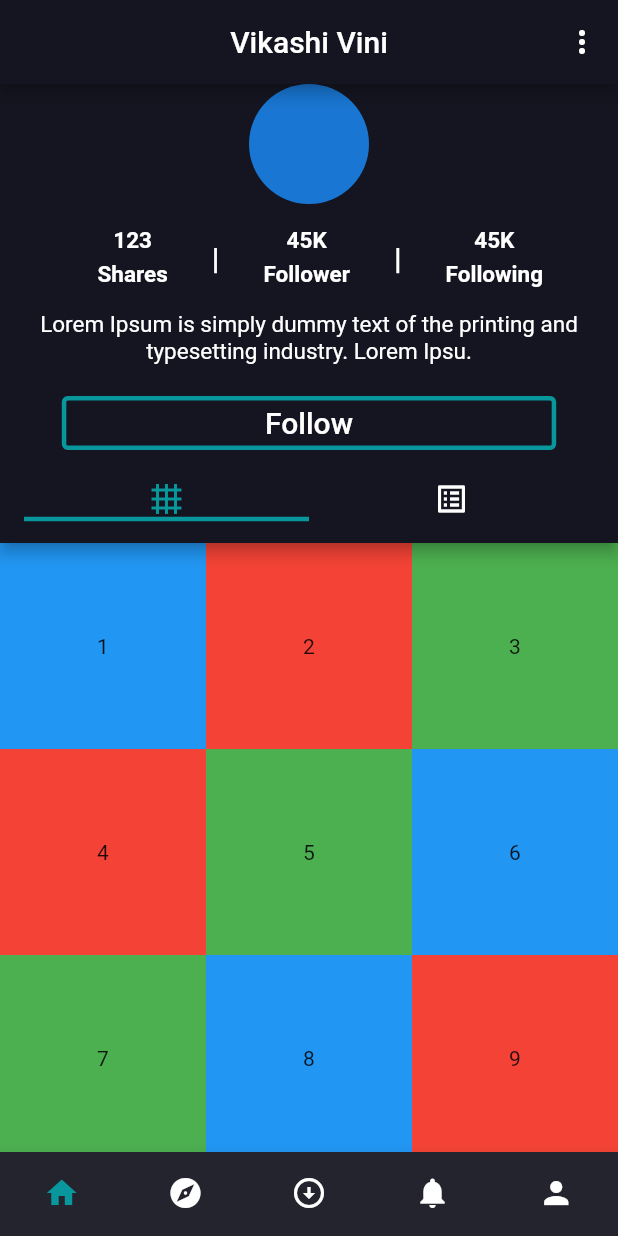
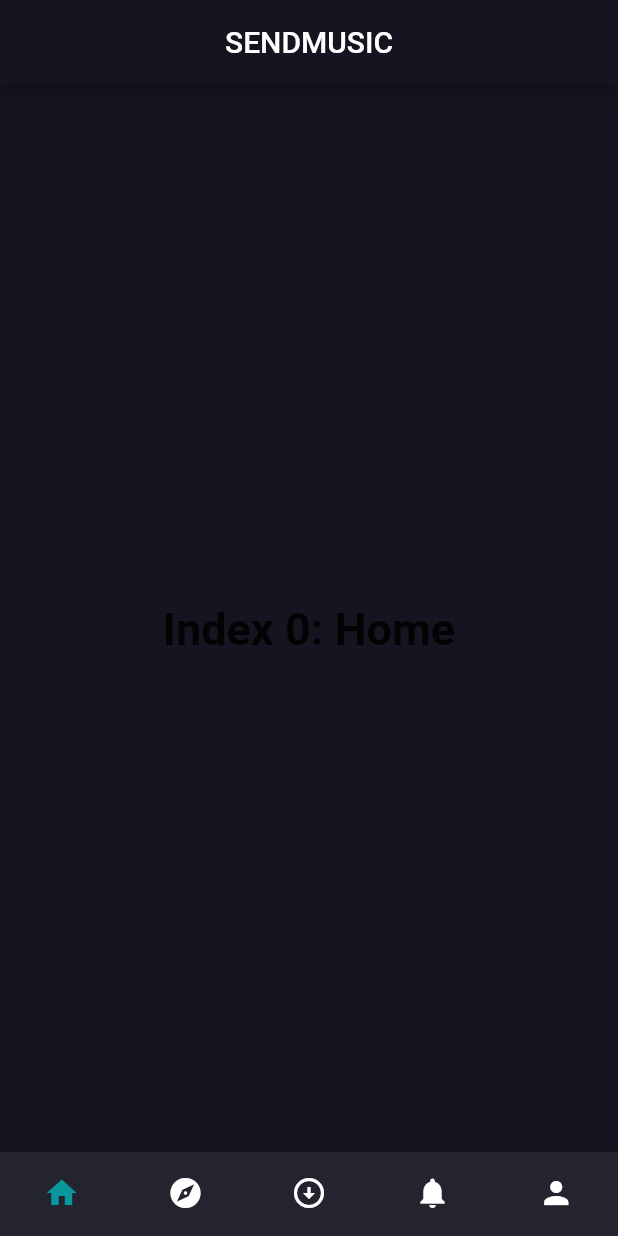
Before and after one commit to yunuskrt/SendMusic, a Flutter app: the screen it shows after launch, on a phone screen of 412 x 824 dp. Run offline on Flutter 3.47's test engine with Material 2 defaults, Android fonts, the phone set to English and light mode, and no system bars.

Commit message:
Frontend structure of ProfileView Done & Dynamic AppBars and Views

```diff
--- /dev/null
+++ b/lib/appBars/homeAppBar.dart
@@ -0,0 +1,16 @@
+import 'package:flutter/material.dart';
+import 'package:send_music/util/colors.dart';
+
+class HomeAppBar extends StatelessWidget{
+  const HomeAppBar({Key? key}) : super(key: key);
+
+  @override
+  Widget build(BuildContext context) {
+    return AppBar(
+      title: const Text('SENDMUSIC'),
+      centerTitle:  true,
+      backgroundColor: AppColors.primaryDark,
+    );;
+  }
+
+}
--- a/lib/main.dart
+++ b/lib/main.dart
@@ -1,5 +1,14 @@
 import 'package:flutter/material.dart';
 import 'package:send_music/views/profileView.dart';
+import 'package:send_music/util/colors.dart';
+import 'package:send_music/util/dimensions.dart';
+import 'package:send_music/appBars/homeAppBar.dart';
+import 'package:send_music/appBars/exploreAppBar.dart';
+import 'package:send_music/appBars/downloadsAppBar.dart';
+import 'package:send_music/appBars/notificationAppBar.dart';
+import 'package:send_music/appBars/profileAppBar.dart';
+
+
 
 void main() => runApp(const MyApp());
 
@@ -18,3 +27,101 @@ class MyApp extends StatelessWidget {
     );
   }
 }
+
+
+class MyStatefulWidget extends StatefulWidget {
+  const MyStatefulWidget({Key? key}) : super(key: key);
+
+  @override
+  State<MyStatefulWidget> createState() => _MyStatefulWidgetState();
+}
+
+class _MyStatefulWidgetState extends State<MyStatefulWidget> {
+  int _selectedIndex = 0;
+  static const TextStyle optionStyle =
+      TextStyle(fontSize: 30, fontWeight: FontWeight.bold);
+  static const List<Widget> _widgetOptions = <Widget>[
+    Center(
+      child: Text(
+        'Index 0: Home',
+        style: optionStyle,
+      ),
+    ),
+    Center(
+      child: Text(
+        'Index 1: Explore',
+        style: optionStyle,
+      ),
+    ),
+    Center(
+      child: Text(
+        'Index 2: Archive',
+        style: optionStyle,
+      ),
+    ),
+    Center(
+      child: Text(
+        'Index 2: Notification',
+        style: optionStyle,
+      ),
+    ),
+    ProfileView(),
+  ];
+  static const List<Widget> _appBarOptions = [
+    HomeAppBar(),
+    ExploreAppBar(),
+    DownloadsAppBar(),
+    NotificationAppBar(),
+    ProfileAppBar(),
+  ];
+
+  void _onItemTapped(int index) {
+    setState(() {
+      _selectedIndex = index;
+    });
+  }
+
+  @override
+  Widget build(BuildContext context) {
+    return Scaffold(
+      backgroundColor: AppColors.primaryDark,
+      appBar: PreferredSize(
+        preferredSize: const Size.fromHeight(kToolbarHeight),
+        child: _appBarOptions.elementAt(_selectedIndex),
+      ),
+
+      body: Container(
+        padding: const EdgeInsets.only(top: Dimen.regularPadding),
+        child: _widgetOptions.elementAt(_selectedIndex),
+      ),
+      bottomNavigationBar: BottomNavigationBar(
+        items: const [
+          BottomNavigationBarItem(
+              icon: Icon(Icons.home ),
+              label: "Home",
+              backgroundColor: AppColors.white),
+          BottomNavigationBarItem(
+            icon: Icon(Icons.explore),
+            label: "Explore",),
+          BottomNavigationBarItem(
+              icon: Icon(Icons.arrow_circle_down),
+              label: "Saves"),
+          BottomNavigationBarItem(
+              icon: Icon(Icons.notifications),
+              label: "Saves"),
+          BottomNavigationBarItem(
+              icon: Icon(Icons.person),
+              label: "Profile"),
+        ],
+        backgroundColor: AppColors.navBar,
+        unselectedItemColor: AppColors.white,
+        selectedItemColor: AppColors.primaryLight,
+        showSelectedLabels: false,
+        showUnselectedLabels: false,
+        type: BottomNavigationBarType.fixed,
+        currentIndex: _selectedIndex,
+        onTap: _onItemTapped,
+      ),
+    );
+  }
+}
--- a/lib/views/profileView.dart
+++ b/lib/views/profileView.dart
@@ -1,20 +1,18 @@
 import 'package:flutter/material.dart';
 import 'package:send_music/util/colors.dart';
 import 'package:send_music/util/dimensions.dart';
-import 'package:send_music/widgets/navBar.dart';
 import 'package:send_music/widgets/profileInfoField.dart';
 import 'package:send_music/widgets/listSongCard.dart';
+import 'package:send_music/widgets/gridSongCard.dart';
 
-
-
-class MyStatefulWidget extends StatefulWidget {
-  const MyStatefulWidget({Key? key}) : super(key: key);
+class ProfileView extends StatefulWidget {
+  const ProfileView({Key? key}) : super(key: key);
 
   @override
-  State<MyStatefulWidget> createState() => _MyStatefulWidgetState();
+  State<ProfileView> createState() => _ProfileViewState();
 }
 
-class _MyStatefulWidgetState extends State<MyStatefulWidget> with TickerProviderStateMixin{
+class _ProfileViewState extends State<ProfileView> with TickerProviderStateMixin{
   late TabController _tabController;
   final List<String> songNames = <String>['Master Of Puppets','Wish You Were Here', 'Gates Of Babylon','Duel Of Fate','Yürekten','November Rain','Tek Gecelik','Bohemian Rhapsody', 'Jocelyn Flores'];
   final List<String> artistNames = <String>['Metallica','Pink Floyd','Rainbow','John Williams','Duman',"Guns N' Roses","Hayko Cepkin","Queen","XXXTENTACION"];
@@ -32,21 +30,7 @@ class _MyStatefulWidgetState extends State<MyStatefulWidget> with TickerProvider
 
   @override
   Widget build(BuildContext context) {
-    return Scaffold(
-      backgroundColor: AppColors.primaryDark,
-      appBar: AppBar(
-        title: const Text('Vikashi Vini'),
-        centerTitle:  true,
-        backgroundColor: AppColors.primaryDark,
-        actions: [
-          PopupMenuButton(
-            itemBuilder: (BuildContext context) => [
-              const PopupMenuItem(child: Icon(Icons.favorite, color: AppColors.primaryLight,),)
-            ],
-          ),
-        ],
-      ),
-      body: Center(
+    return Center(
           child: Column(
             crossAxisAlignment: CrossAxisAlignment.center,
             children: [
@@ -95,6 +79,7 @@ class _MyStatefulWidgetState extends State<MyStatefulWidget> with TickerProvider
               ),
               Expanded(
                 child: Scaffold(
+                  backgroundColor: AppColors.primaryDark,
                   appBar: AppBar(
                     backgroundColor: AppColors.primaryDark,
                     title: TabBar(
@@ -116,16 +101,43 @@ class _MyStatefulWidgetState extends State<MyStatefulWidget> with TickerProvider
                     children: [
                       GridView.count(
                           crossAxisCount: 3,
-                          children:[
-                            Container(child: const Center(child:Text('1')), color: Colors.blue,),
-                            Container(child: const Center(child:Text('2')), color: Colors.red,),
-                            Container(child: const Center(child:Text('3')), color: Colors.green,),
-                            Container(child: const Center(child:Text('4')), color: Colors.red,),
-                            Container(child: const Center(child:Text('5')), color: Colors.green,),
-                            Container(child: const Center(child:Text('6')), color: Colors.blue,),
-                            Container(child: const Center(child:Text('7')), color: Colors.green,),
-                            Container(child: const Center(child:Text('8')), color: Colors.blue,),
-                            Container(child: const Center(child:Text('9')), color: Colors.red,),
+                          children: const [
+                            GridSongCard(
+                                image: 'https://picsum.photos/250?image=9',
+                                name: 'Master Of Puppets',
+                                artist: 'Metallica'),
+                            GridSongCard(
+                                image: 'https://picsum.photos/250?image=9',
+                                name: 'Wish You Were Here',
+                                artist: 'Pink Floyd'),
+                            GridSongCard(
+                                image: 'https://picsum.photos/250?image=9',
+                                name: 'Gates Of Babylon',
+                                artist: 'Rainbow'),
+                            GridSongCard(
+                                image: 'https://picsum.photos/250?image=9',
+                                name: 'Duel Of Fate',
+                                artist: 'John Williams'),
+                            GridSongCard(
+                                image: 'https://picsum.photos/250?image=9',
+                                name: 'Yürekten',
+                                artist: 'Duman'),
+                            GridSongCard(
+                                image: 'https://picsum.photos/250?image=9',
+                                name: 'November Rain',
+                                artist: 'Guns N\'Roses'),
+                            GridSongCard(
+                                image: 'https://picsum.photos/250?image=9',
+                                name: 'Tek Gecelik',
+                                artist: 'Hayko Cepkin'),
+                            GridSongCard(
+                                image: 'https://picsum.photos/250?image=9',
+                                name: 'Bohemian Rhapsody',
+                                artist: 'Queen'),
+                            GridSongCard(
+                                image: 'https://picsum.photos/250?image=9',
+                                name: 'Jocelyn Flores',
+                                artist: 'XXXTENTACION'),
                           ]),
                       //Container(child: Icon(Icons.directions_car), color: Colors.blue,),
                       ListView.separated(
@@ -144,9 +156,6 @@ class _MyStatefulWidgetState extends State<MyStatefulWidget> with TickerProvider
             ],
           ),
 
-        ),
-
-      bottomNavigationBar: const NavBar(),
-    );
+        );
   }
 }
```
Also changed, not shown: lib/appBars/downloadsAppBar.dart (added, +16 -0 lines), lib/appBars/exploreAppBar.dart (added, +16 -0 lines), lib/appBars/notificationAppBar.dart (added, +16 -0 lines), lib/appBars/profileAppBar.dart (added, +38 -0 lines), lib/widgets/gridSongCard.dart (added, +27 -0 lines).
